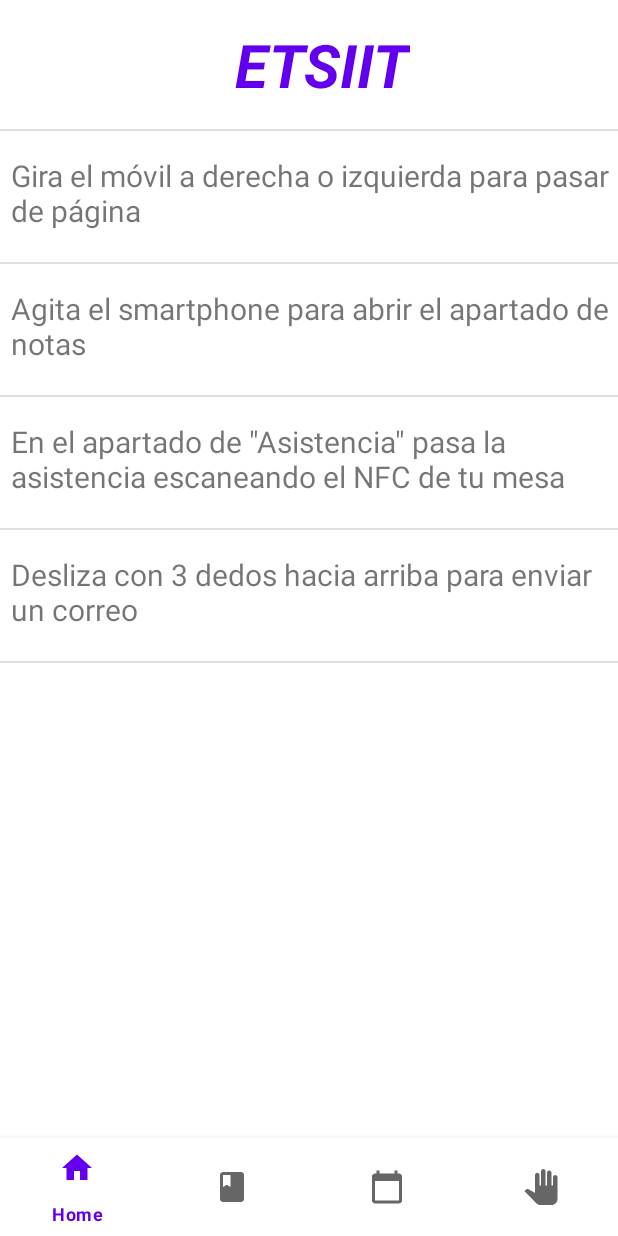
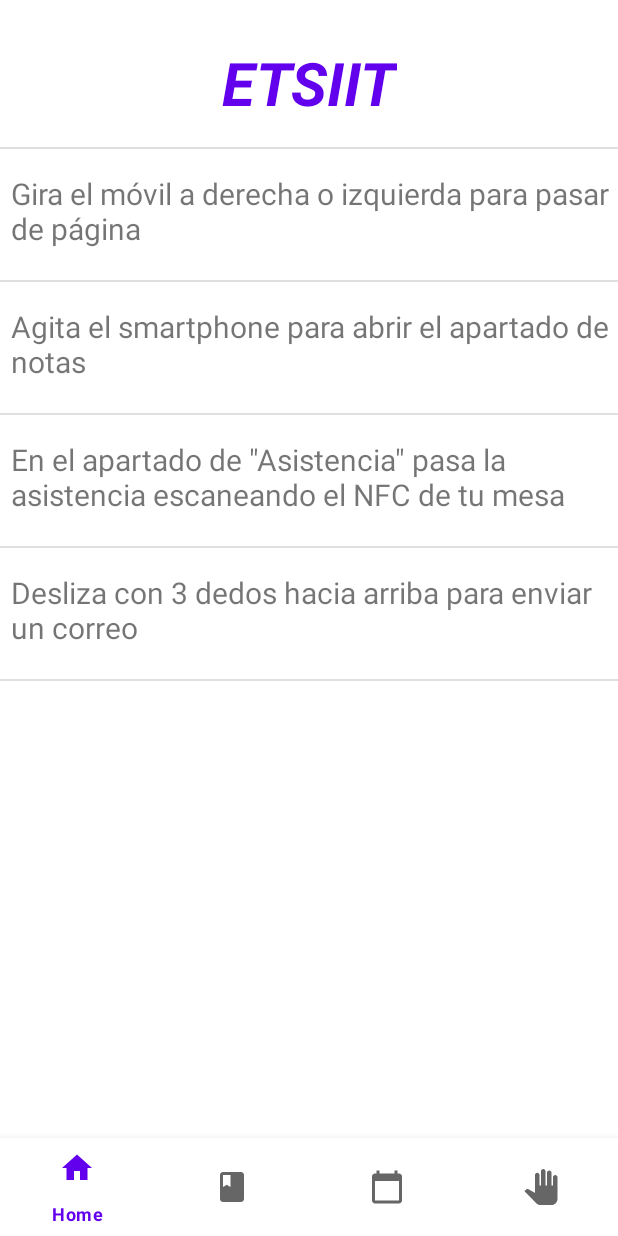
Before and after one commit to SHNacho/NPI, an Android app: the HomeFragment screen opened directly, with no data from a screen before it, on a phone screen of 412 x 824 dp. Run offline under Robolectric (Android 15) with nearby library versions, the phone set to English and light mode, and no system bars; libraries missing offline, so code that uses them is left out: com.squareup.seismic, in.championswimmer.sfg; 7 statements that could not run were skipped.

Commit message:
Mejorado Home

```diff
--- a/app/src/main/res/layout/fragment_home.xml
+++ b/app/src/main/res/layout/fragment_home.xml
@@ -74,10 +74,9 @@
         android:textStyle="italic|bold"
         app:layout_constraintBottom_toBottomOf="parent"
         app:layout_constraintEnd_toEndOf="parent"
-        app:layout_constraintHorizontal_bias="0.53"
         app:layout_constraintStart_toStartOf="parent"
         app:layout_constraintTop_toTopOf="parent"
-        app:layout_constraintVertical_bias="0.023" />
+        app:layout_constraintVertical_bias="0.04000002" />
 
     <com.google.android.material.divider.MaterialDivider
         android:id="@+id/materialDivider3"
```
